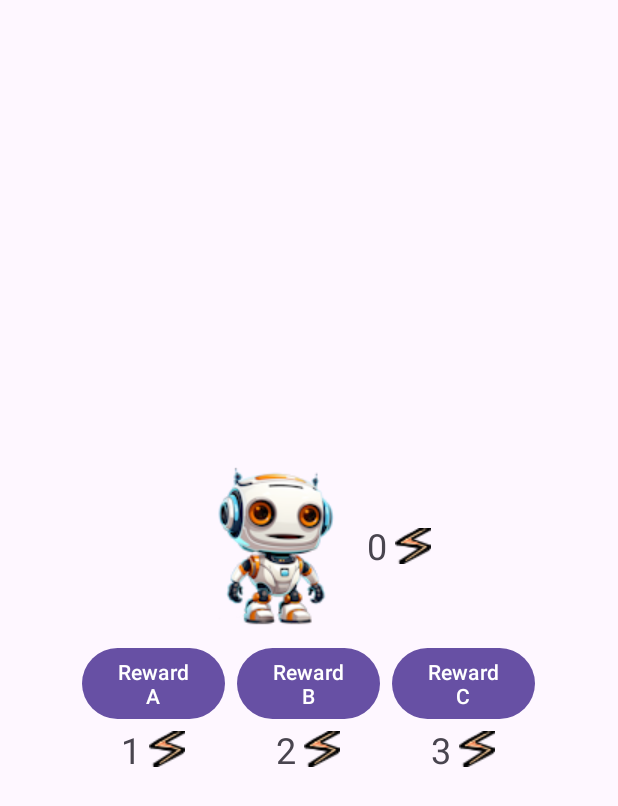
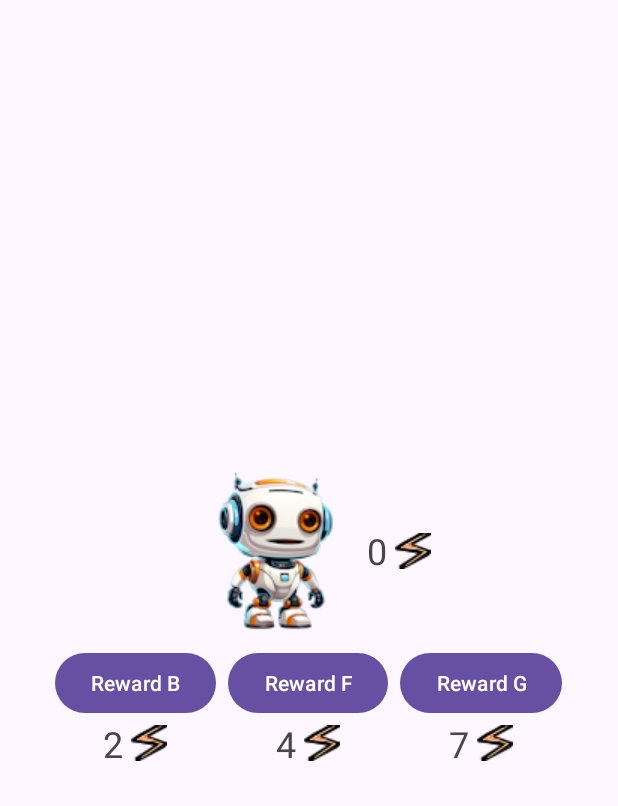
Before and after one commit to CJByrne44/CSE-3200, an Android app: the RobotPurchase screen opened directly, with no data from a screen before it, on a phone screen of 412 x 824 dp. Shown: the top 806 px of the screen. Run offline under Robolectric (Android 15) with nearby library versions, the phone set to English and light mode, and no system bars.

Commit message:
started task 2

```diff
--- /dev/null
+++ b/Robots/app/src/main/java/com/ConnerByrne/robots/Reward.kt
@@ -0,0 +1,5 @@
+package com.ConnerByrne.robots
+data class Reward (
+    val rewardMessageResource : Int,
+    val rewardCost : Int,
+    var index : Int)
--- a/Robots/app/src/main/java/com/ConnerByrne/robots/Robot.kt
+++ b/Robots/app/src/main/java/com/ConnerByrne/robots/Robot.kt
@@ -4,4 +4,5 @@ data class Robot(
     var myTurn : Boolean,
     val largeRobot : Int,
     val smallRobot : Int,
-    var myEnergy : Int)
+    var myEnergy : Int,
+    var lastPurchaseResource : Int,)
--- a/Robots/app/src/main/java/com/ConnerByrne/robots/RobotPurchase.kt
+++ b/Robots/app/src/main/java/com/ConnerByrne/robots/RobotPurchase.kt
@@ -6,8 +6,10 @@ import android.content.Intent
 import android.os.Bundle
 import android.view.View
 import android.widget.Button
+import android.widget.LinearLayout
 import android.widget.TextView
 import android.widget.Toast
+import androidx.activity.viewModels
 import androidx.appcompat.app.AppCompatActivity
 
 const val EXTRA_ROBOT_ENERGY = "com.connerbyrne.android.robots.current_robot_energy"
@@ -15,65 +17,101 @@ const val EXTRA_ROBOT_PURCHASE_MADE = "com.connerbyrne.android.robots.robot_purc
 
 class RobotPurchase : AppCompatActivity() {
 
-    private lateinit var reward_button_a : Button
-    private lateinit var reward_button_b : Button
-    private lateinit var reward_button_c : Button
+    private lateinit var reward_button_1 : Button
+    private lateinit var reward_button_2 : Button
+    private lateinit var reward_button_3 : Button
+    private lateinit var reward_cost_1 : TextView
+    private lateinit var reward_cost_2 : TextView
+    private lateinit var reward_cost_3 : TextView
     private lateinit var robot_energy_available : TextView
+    private lateinit var activeRewards : List<Reward>
     private var robot_energy = 0
 
+    private val robotViewModel: RobotViewModel by viewModels()
 
     override fun onCreate(savedInstanceState: Bundle?) {
         super.onCreate(savedInstanceState)
         setContentView(R.layout.activity_robot_purchase)
 
-        reward_button_a = findViewById(R.id.buy_reward_a)
-        reward_button_b = findViewById(R.id.buy_reward_b)
-        reward_button_c = findViewById(R.id.buy_reward_c)
+        reward_button_1 = findViewById(R.id.buy_reward_1)
+        reward_cost_1 = findViewById(R.id.reward_1_energy_cost)
+        reward_button_2 = findViewById(R.id.buy_reward_2)
+        reward_cost_2 = findViewById(R.id.reward_2_energy_cost)
+        reward_button_3 = findViewById(R.id.buy_reward_3)
+        reward_cost_3 = findViewById(R.id.reward_3_energy_cost)
+
+        activeRewards = robotViewModel.randomizedRewards()
+        updateRewardGraphics()
+
         robot_energy_available = findViewById(R.id.robot_energy_to_spend)
 
-        robot_energy = 2 // temporary hardcoded for testing
         robot_energy = intent.getIntExtra(EXTRA_ROBOT_ENERGY, 0)
         robot_energy_available.setText(robot_energy.toString())
 
-        reward_button_a.setOnClickListener{view : View ->
-            makePurchase(1)
+        reward_button_1.setOnClickListener{view : View ->
+            makePurchase(activeRewards[0])
         }
-        reward_button_b.setOnClickListener{view : View ->
-            makePurchase(2)
+        reward_button_2.setOnClickListener{view : View ->
+            makePurchase(activeRewards[1])
         }
-        reward_button_c.setOnClickListener{view : View ->
-            makePurchase(3)
+        reward_button_3.setOnClickListener{view : View ->
+            makePurchase(activeRewards[2])
         }
     }
 
-    private fun setWhichItemPurchased(robotPurchaseMade : Int) {
-        val data = Intent().apply{
-            putExtra(EXTRA_ROBOT_PURCHASE_MADE, robotPurchaseMade)
-        }
-        setResult(Activity.RESULT_OK, data)
-    }
-
     companion object {
-        fun newIntent(packageContext : Context, robot_energy : Int) : Intent {
+        fun newIntent(packageContext : Context, robot_energy : Int, rewardMessageResource: Int) : Intent {
             return Intent(packageContext, RobotPurchase::class.java).apply {
                 putExtra(EXTRA_ROBOT_ENERGY, robot_energy)
+                putExtra(EXTRA_ROBOT_PURCHASE_MADE, rewardMessageResource)
             }
         }
     }
 
-    private fun makePurchase(costOfPurchase : Int) {
-        if (robot_energy >= costOfPurchase) {
-            val s1 = when {
-                costOfPurchase == 1 -> getString(R.string.reward_a)
-                costOfPurchase == 2 -> getString(R.string.reward_b)
-                costOfPurchase == 3 -> getString(R.string.reward_c)
-                else -> getString(R.string.error_reward)
-            }
+    private fun updateRewardGraphics() {
+        val reward_3_layout = findViewById<LinearLayout>(R.id.reward_3_layout)
+        reward_3_layout.visibility = View.INVISIBLE
+        val reward_2_layout = findViewById<LinearLayout>(R.id.reward_2_layout)
+        reward_2_layout.visibility = View.INVISIBLE
+        val reward_1_layout = findViewById<LinearLayout>(R.id.reward_1_layout)
+        reward_1_layout.visibility = View.INVISIBLE
+
+        if (activeRewards.size > 2) {
+            reward_button_3.text = getString(activeRewards[2].rewardMessageResource)
+            reward_cost_3.text = activeRewards[2].rewardCost.toString()
+            reward_3_layout.visibility = View.VISIBLE
+        }
+
+        if (activeRewards.size > 1) {
+            reward_button_2.text = getString(activeRewards[1].rewardMessageResource)
+            reward_cost_2.text = activeRewards[1].rewardCost.toString()
+            reward_2_layout.visibility = View.VISIBLE
+        }
+
+        if (activeRewards.size > 0) {
+            reward_button_1.text = getString(activeRewards[0].rewardMessageResource)
+            reward_cost_1.text = activeRewards[0].rewardCost.toString()
+            reward_1_layout.visibility = View.VISIBLE
+        }
+    }
+
+    private fun makePurchase(reward: Reward) {
+        if (robot_energy >= reward.rewardCost) {
             val s2 = getString(R.string.purchased)
-            val s3 = s1 + " " + s2
-            robot_energy -= costOfPurchase
+            val s3 = resources.getString(reward.rewardMessageResource) + " " + s2
+            robot_energy -= reward.rewardCost
             robot_energy_available.setText(robot_energy.toString())
             Toast.makeText(this, s3, Toast.LENGTH_SHORT).show()
+
+
+            robotViewModel.removeReward(reward)
+            val data = Intent().apply{
+                putExtra(EXTRA_ROBOT_ENERGY, robot_energy)
+                putExtra(EXTRA_ROBOT_PURCHASE_MADE, reward.rewardMessageResource)
+            }
+            setResult(Activity.RESULT_OK, data)
+            activeRewards = robotViewModel.randomizedRewards()
+            updateRewardGraphics()
         } else {
             Toast.makeText(this, R.string.insufficient, Toast.LENGTH_SHORT).show()
         }
--- a/Robots/app/src/main/java/com/ConnerByrne/robots/RobotViewModel.kt
+++ b/Robots/app/src/main/java/com/ConnerByrne/robots/RobotViewModel.kt
@@ -22,6 +22,32 @@ class RobotViewModel : ViewModel() {
     val currentTurn : Int
         get() = turnCount
 
+    private var rewards = mutableListOf(
+        Reward(R.string.reward_a, 1, 1),
+        Reward(R.string.reward_b, 2, 2),
+        Reward(R.string.reward_c, 3, 3),
+        Reward(R.string.reward_d, 3, 4),
+        Reward(R.string.reward_e, 4, 5),
+        Reward(R.string.reward_f, 4, 6),
+        Reward(R.string.reward_g, 7, 7))
+
+    val rewardsList : List<Reward>
+        get() = rewards
+
+    val numberOfRewards : Int
+        get() = rewards.size
+
+    fun randomizedRewards(): List<Reward> {
+        if (rewards.size < 3) {
+            return rewards.toList()
+        }
+        return rewards.shuffled().take(3).sortedBy { it.index }
+    }
+
+    fun removeReward(reward : Reward) {
+        rewards.remove(reward)
+    }
+
     override fun onCleared() {
         super.onCleared()
         Log.d(TAG, "instance of RobotViewModel about to be destroyed.")
--- a/Robots/app/src/main/res/layout/activity_robot_purchase.xml
+++ b/Robots/app/src/main/res/layout/activity_robot_purchase.xml
@@ -49,6 +49,7 @@
             android:orientation="horizontal">
 
             <LinearLayout
+                android:id="@+id/reward_1_layout"
                 android:layout_width="wrap_content"
                 android:layout_height="wrap_content"
                 android:layout_margin="4dp"
@@ -56,7 +57,7 @@
                 android:orientation="vertical">
 
                 <Button
-                    android:id="@+id/buy_reward_a"
+                    android:id="@+id/buy_reward_1"
                     android:layout_width="wrap_content"
                     android:layout_height="wrap_content"
                     android:text="Reward\nA" />
@@ -68,14 +69,14 @@
                     android:orientation="horizontal">
 
                     <TextView
-                        android:id="@+id/reward_a_energy_cost"
+                        android:id="@+id/reward_1_energy_cost"
                         android:layout_width="wrap_content"
                         android:layout_height="wrap_content"
                         android:text="1"
                         android:textSize="24sp" />
 
                     <ImageView
-                        android:id="@+id/reward_a_energy_icon"
+                        android:id="@+id/reward_1_energy_icon"
                         android:layout_width="wrap_content"
                         android:layout_height="wrap_content"
                         android:layout_marginLeft="5dp"
@@ -84,6 +85,7 @@
             </LinearLayout>
 
             <LinearLayout
+                android:id="@+id/reward_2_layout"
                 android:layout_width="wrap_content"
                 android:layout_height="wrap_content"
                 android:gravity="center"
@@ -97,7 +99,7 @@
                     android:orientation="vertical">
 
                     <Button
-                        android:id="@+id/buy_reward_b"
+                        android:id="@+id/buy_reward_2"
                         android:layout_width="wrap_content"
                         android:layout_height="wrap_content"
                         android:text="Reward\nB" />
@@ -109,14 +111,14 @@
                         android:orientation="horizontal">
 
                         <TextView
-                            android:id="@+id/reward_b_energy_cost"
+                            android:id="@+id/reward_2_energy_cost"
                             android:layout_width="wrap_content"
                             android:layout_height="wrap_content"
                             android:text="2"
                             android:textSize="24sp" />
 
                         <ImageView
-                            android:id="@+id/reward_b_energy_icon"
+                            android:id="@+id/reward_2_energy_icon"
                             android:layout_width="wrap_content"
                             android:layout_height="wrap_content"
                             android:layout_marginLeft="5dp"
@@ -127,6 +129,7 @@
         </LinearLayout>
 
             <LinearLayout
+                android:id="@+id/reward_3_layout"
                 android:layout_width="wrap_content"
                 android:layout_height="wrap_content"
                 android:gravity="center"
@@ -140,7 +143,7 @@
                     android:orientation="vertical">
 
                     <Button
-                        android:id="@+id/buy_reward_c"
+                        android:id="@+id/buy_reward_3"
                         android:layout_width="wrap_content"
                         android:layout_height="wrap_content"
                         android:text="Reward\nC" />
@@ -152,14 +155,14 @@
                         android:orientation="horizontal">
 
                         <TextView
-                            android:id="@+id/reward_c_energy_cost"
+                            android:id="@+id/reward_3_energy_cost"
                             android:layout_width="wrap_content"
                             android:layout_height="wrap_content"
                             android:text="3"
                             android:textSize="24sp" />
 
                         <ImageView
-                            android:id="@+id/reward_c_energy_icon"
+                            android:id="@+id/reward_3_energy_icon"
                             android:layout_width="wrap_content"
                             android:layout_height="wrap_content"
                             android:layout_marginLeft="5dp"
--- a/Robots/app/src/main/res/values/strings.xml
+++ b/Robots/app/src/main/res/values/strings.xml
@@ -8,6 +8,10 @@
     <string name="reward_a">Reward A</string>
     <string name="reward_b">Reward B</string>
     <string name="reward_c">Reward C</string>
+    <string name="reward_d">Reward D</string>
+    <string name="reward_e">Reward E</string>
+    <string name="reward_f">Reward F</string>
+    <string name="reward_g">Reward G</string>
     <string name="purchased">Purchased</string>
     <string name="insufficient">Insufficient Resources</string>
     <string name="error_reward">An Error Has Occurred.</string>
```
Also changed, not shown: Robots/app/src/main/AndroidManifest.xml (+6 -3 lines), Robots/app/src/main/java/com/ConnerByrne/robots/MainActivity.kt (+18 -10 lines), Robots/app/src/main/res/layout/activity_robot_purchase2.xml (added, +10 -0 lines).
